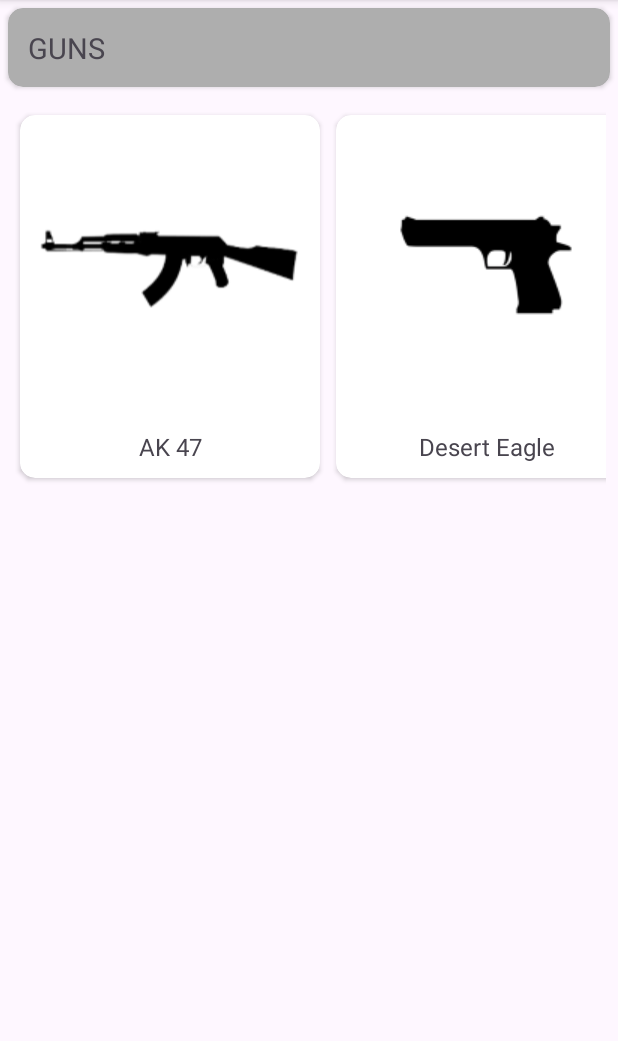
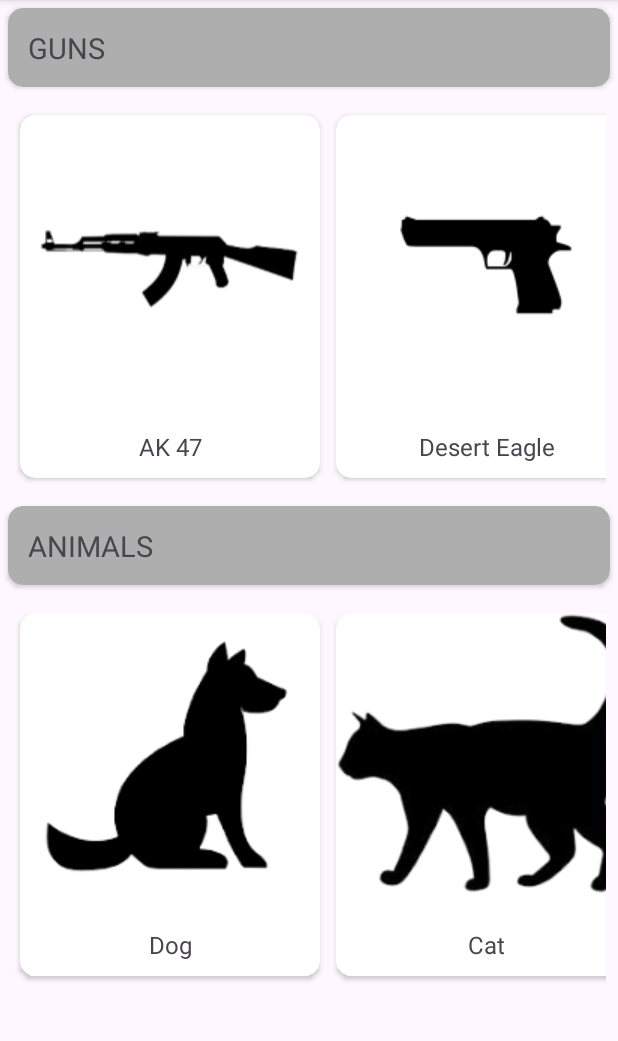
Before and after one commit to Shahroze16602/SoundsApp, an Android app: the screen it shows after launch (MainActivity), on a phone screen of 412 x 824 dp, the part 96-1137 px from its top. Run offline under Robolectric (Android 15) with nearby library versions, the phone set to English and light mode, and no system bars.

Commit message:
new category is added

```diff
--- a/app/src/main/java/com/example/soundsapp/MainActivity.java
+++ b/app/src/main/java/com/example/soundsapp/MainActivity.java
@@ -30,6 +30,13 @@ public class MainActivity extends AppCompatActivity {
         gunSounds.add(kar98);
         gunSounds.add(uzi);
         categoryModels.add(new CategoryModel("Guns", gunSounds));
+        ArrayList<SoundModel> animalSounds=new ArrayList<>();
+        animalSounds.add(new SoundModel("Dog",R.drawable.dog,R.raw.dog_sound));
+        animalSounds.add(new SoundModel("Cat",R.drawable.cat,R.raw.cat_sound));
+        animalSounds.add(new SoundModel("Wolf",R.drawable.wolf,R.raw.wolf_sound));
+        animalSounds.add(new SoundModel("Goat",R.drawable.goat,R.raw.goat_sound));
+        animalSounds.add(new SoundModel("Loin",R.drawable.lion,R.raw.lion_sound));
+        categoryModels.add(new CategoryModel("Animals", animalSounds));
         binding.rvCategories.setLayoutManager(new LinearLayoutManager(this));
         adapter = new CategoryAdapter(this, categoryModels);
         binding.rvCategories.setAdapter(adapter);
--- a/app/src/main/res/layout/item_category.xml
+++ b/app/src/main/res/layout/item_category.xml
@@ -1,7 +1,7 @@
 <?xml version="1.0" encoding="utf-8"?>
 <LinearLayout xmlns:android="http://schemas.android.com/apk/res/android"
     android:layout_width="match_parent"
-    android:layout_height="match_parent"
+    android:layout_height="wrap_content"
     xmlns:app="http://schemas.android.com/apk/res-auto"
     android:orientation="vertical">
 
```
Also changed, not shown: 1 other file.
